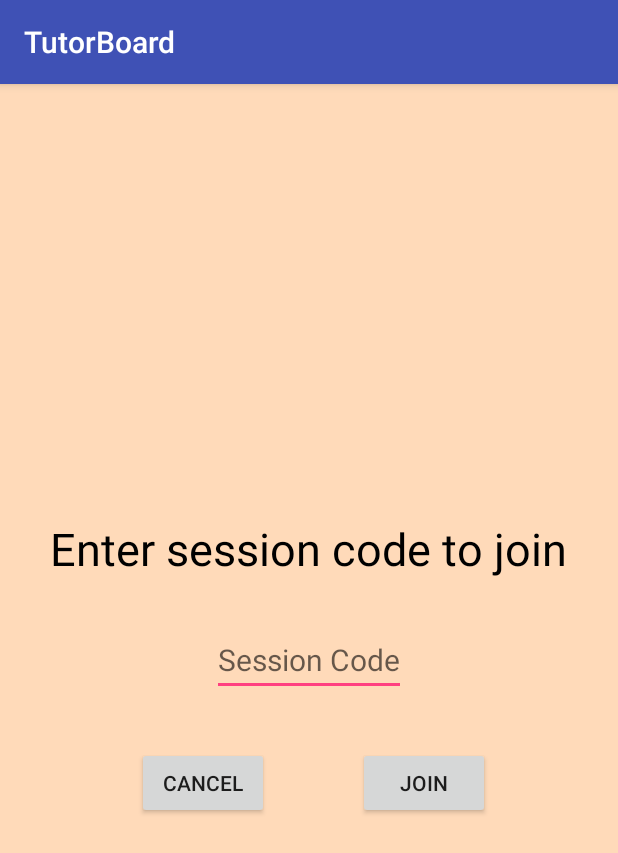
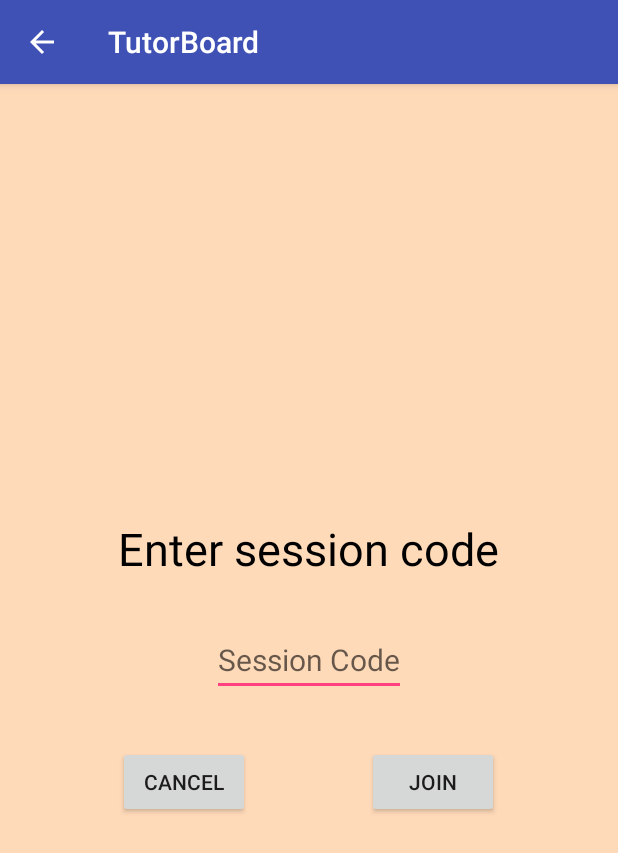
Before and after one commit to bpbrianpham/TutorBoard, an Android app: the EnterSession screen opened directly, with no data from a screen before it, on a phone screen of 412 x 824 dp. Shown: the top 853 px of the screen. Run offline under Robolectric (Android 15) with nearby library versions, the light colour scheme and no system bars.

Commit message:
Added back button to EnterSession activity
And "cancel button" goes back to parent activity AKA finishes EnterSession activity

```diff
--- a/TutorBoard/app/src/main/AndroidManifest.xml
+++ b/TutorBoard/app/src/main/AndroidManifest.xml
@@ -30,7 +30,11 @@
                 android:name="android.support.PARENT_ACTIVITY"
                 android:value="com.example.ben.tutorboard.MainActivity"/>
         </activity>
-        <activity android:name=".EnterSession">
+        <activity android:name=".EnterSession"
+                  android:parentActivityName=".MainActivity" >
+            <meta-data
+                android:name="android.support.PARENT_ACTIVITY"
+                android:value="com.example.ben.tutorboard.MainActivity" />
         </activity>
     </application>
 
--- a/TutorBoard/app/src/main/java/com/example/ben/tutorboard/EnterSession.java
+++ b/TutorBoard/app/src/main/java/com/example/ben/tutorboard/EnterSession.java
@@ -1,13 +1,48 @@
 package com.example.ben.tutorboard;
 
+import android.os.Bundle;
 import android.support.v7.app.AppCompatActivity;
-import android.os.Bundle;
+import android.view.View;
+import android.widget.Button;
+import android.widget.Toast;
 
 public class EnterSession extends AppCompatActivity {
+
+   private Button cancelButton;
+   private Button joinButton;
 
    @Override
    protected void onCreate(Bundle savedInstanceState) {
       super.onCreate(savedInstanceState);
       setContentView(R.layout.activity_enter_session);
+
+      //Sends the user to the login screen from the "Create" button
+      cancelButton = (Button) findViewById(R.id.cancelJoinButton);
+      cancelButton.setOnClickListener(new View.OnClickListener(){
+         @Override
+         public void onClick(View v) {
+            backToHome();
+         }
+      });
+
+      //Click Join button -> EnterSession screen
+      joinButton = (Button)findViewById(R.id.joinButton);
+      joinButton.setOnClickListener(new View.OnClickListener(){
+         @Override
+         public void onClick(View v) {
+            Toast.makeText(EnterSession.this, "'Join session' coming soon!", Toast.LENGTH_SHORT).show();
+            enterSession();
+         }
+      });
    }
+
+   public void backToHome(){
+      finish();
+   }
+
+   public void enterSession(){
+
+   }
+
+
 }
--- a/TutorBoard/app/src/main/res/layout/activity_enter_session.xml
+++ b/TutorBoard/app/src/main/res/layout/activity_enter_session.xml
@@ -15,7 +15,7 @@
         android:layout_above="@+id/editText"
         android:layout_centerHorizontal="true"
         android:layout_marginBottom="30dp"
-        android:text="Enter session code to join"
+        android:text="Enter session code"
         android:textColor="@color/black"
         android:textSize="30sp"/>
 
@@ -25,7 +25,7 @@
         android:layout_centerHorizontal="true"
         android:layout_centerVertical="true"
         android:hint="Session Code"
-        android:textSize="20dp"
+        android:textSize="20sp"
         android:id="@+id/editText"/>
 
     <Button
@@ -36,20 +36,16 @@
         android:layout_alignBottom="@+id/cancelJoinButton"
         android:layout_alignEnd="@+id/textView"
         android:layout_alignRight="@+id/textView"
-        android:layout_marginEnd="51dp"
-        android:layout_marginRight="51dp"
         android:text="Join"/>
 
     <Button
         android:id="@+id/cancelJoinButton"
         android:layout_width="wrap_content"
         android:layout_height="wrap_content"
+        android:layout_alignLeft="@+id/textView"
+        android:layout_alignStart="@+id/textView"
         android:layout_below="@+id/editText"
-        android:layout_marginEnd="59dp"
-        android:layout_marginRight="59dp"
-        android:layout_marginTop="34dp"
-        android:layout_toLeftOf="@+id/joinButton"
-        android:layout_toStartOf="@+id/joinButton"
+        android:layout_marginTop="33dp"
         android:text="Cancel"/>
 
 
```
